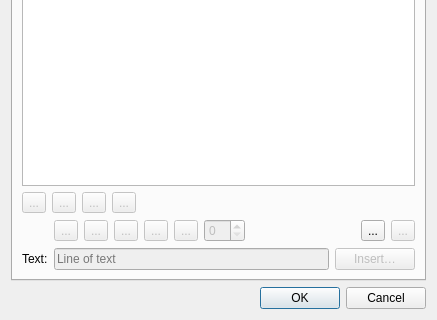
Qt form src/libs/vtools/dialogs/support/dialogeditlabel.ui (dismine/valentina) before a commit; both pictures show x 0 to 437 and y 144 to 464 of the 437 by 464 pixel window.
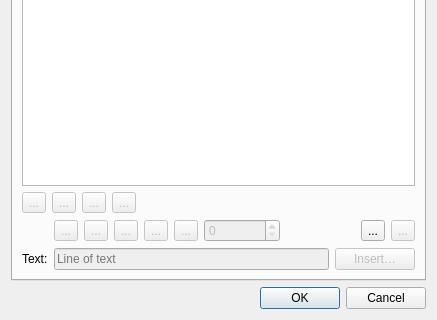
The same form after that commit. Icons and pictures are not drawn. Custom widgets are drawn as their Qt base class.

Diff of the .ui file:
```diff
--- a/src/libs/vtools/dialogs/support/dialogeditlabel.ui
+++ b/src/libs/vtools/dialogs/support/dialogeditlabel.ui
@@ -327,6 +327,12 @@
              <property name="enabled">
               <bool>false</bool>
              </property>
+             <property name="sizePolicy">
+              <sizepolicy hsizetype="MinimumExpanding" vsizetype="Fixed">
+               <horstretch>0</horstretch>
+               <verstretch>0</verstretch>
+              </sizepolicy>
+             </property>
              <property name="toolTip">
               <string>Additional font size. Use to make a line bigger.</string>
              </property>
```
